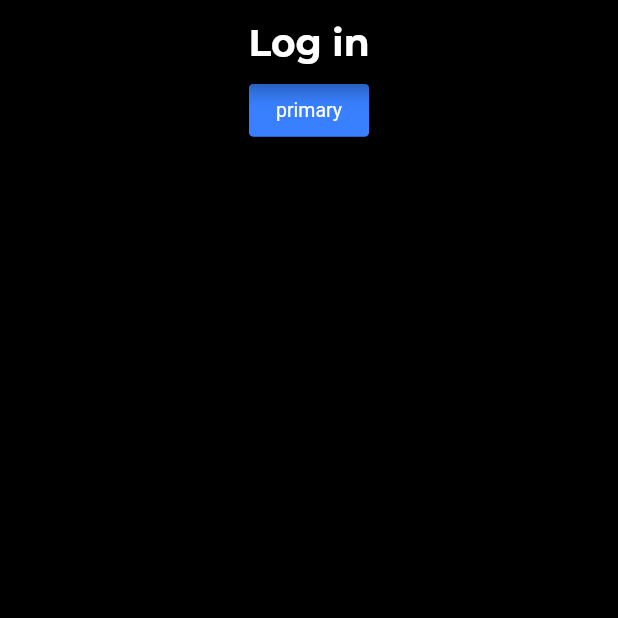
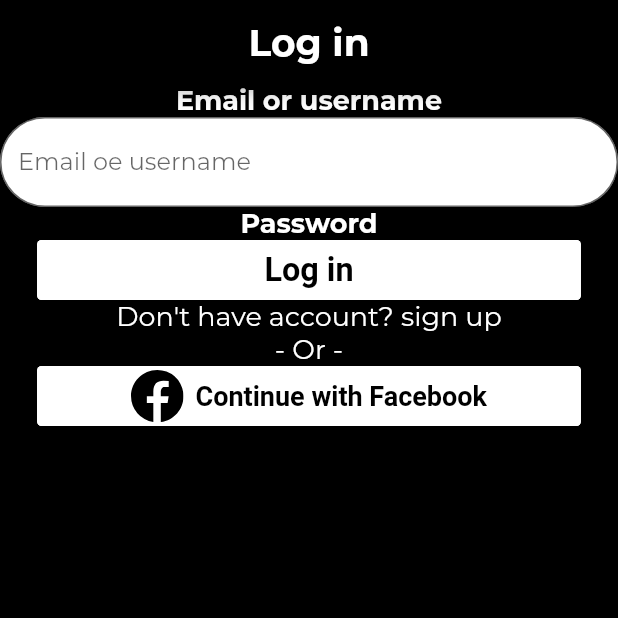
Before and after one commit to Hakim-Allaoui/shein_complete_myorder, a Flutter app: the screen it shows after launch, on a phone screen of 412 x 824 dp, the top half of it. Run offline on Flutter 3.47's test engine with Material 2 defaults, Android fonts, the phone set to English and light mode, and no system bars; drawn by our look-alikes of getwidget; our stand-ins replace flutter_svg.

Commit message:
Login Screen commit #1

```diff
--- a/lib/screens/home_screen.dart
+++ b/lib/screens/home_screen.dart
@@ -1,6 +1,8 @@
 import 'package:flutter/material.dart';
 import 'package:shein_complete_myorder/utils/theme.dart';
 import 'package:getwidget/getwidget.dart';
+import 'package:shein_complete_myorder/utils/tools.dart';
+import 'package:flutter_svg/flutter_svg.dart';
 
 class HomeScreen extends StatefulWidget {
   static const String route = '/home';
@@ -22,14 +24,81 @@ class _HomeScreenState extends State<HomeScreen> {
         centerTitle: true,
       ),
       body: SafeArea(
-        child: Column(
-          children: [
-            Container(),
-            GFButton(
-                onPressed: (){},
-                text:"primary"
-            ),
-          ],
+        child: Container(
+          height: Tools.height,
+          width: Tools.width,
+          child: SingleChildScrollView(
+          child: Container(
+            height: Tools.height,
+            width: Tools.width,
+            child: Column(
+                children: [
+                  Text(
+                    'Email or username',
+                    style: HKTextStyles.titleBold,
+                  ),
+                  TextField(
+                    decoration: InputDecoration(
+                      hintText: 'Email oe username',
+                      fillColor: Colors.white,
+                      filled: true,
+                      border: new OutlineInputBorder(
+                        borderRadius: const BorderRadius.all(
+                          const Radius.circular(100.0),
+                        ),
+                      ),
+                    ),
+                  ),
+                  Text(
+                    'Password',
+                    style: HKTextStyles.titleBold,
+                  ),
+                  GFButton(
+                    onPressed: () {},
+                    blockButton: true,
+                    color: Colors.white,
+                    size: 50.0,
+                    textStyle: HKTextStyles.titleBold.apply(color: Colors.black, fontSizeFactor: 1.2),
+                    text: "Log in",
+                    /*icon: Container(
+                      height: 20.0,
+                      width: 20.0,
+                      child: Theme(
+                        data: ThemeData(
+                          accentColor: Colors.black
+                        ),
+                        child: CircularProgressIndicator(
+                          strokeWidth: 2.0,
+                        ),
+                      ),
+                    ),*/
+                  ),
+                  Text(
+                    'Don\'t have account? sign up\n- Or -',
+                    style: HKTextStyles.textNormal,
+                    textAlign: TextAlign.center,
+                  ),
+                  GFButton(
+                    onPressed: () {
+
+                    },
+                    blockButton: true,
+                    color: Colors.white,
+                    size: 50.0,
+                    textStyle: HKTextStyles.titleBold.apply(color: Colors.black),
+                    text: "Continue with Facebook",
+                    icon: Container(
+                      height: 35.0,
+                      width: 35.0,
+                      child: SvgPicture.asset(
+                          'assets/icons/ic_fb.svg',
+                      ),
+                    ),
+                  ),
+                ],
+              ),
+          ),
+          ),
         ),
       ),
     );
--- a/pubspec.yaml
+++ b/pubspec.yaml
@@ -35,6 +35,7 @@ dev_dependencies:
   restcountries: ^0.0.2
   flutter_facebook_login: ^3.0.0
   getwidget: ^1.2.2
+  flutter_svg: ^0.19.1
 
 # For information on the generic Dart part of this file, see the
 # following page: https://dart.dev/tools/pub/pubspec
```
Also changed, not shown: assets/icons/ic_fb.svg (added), pubspec.lock.
